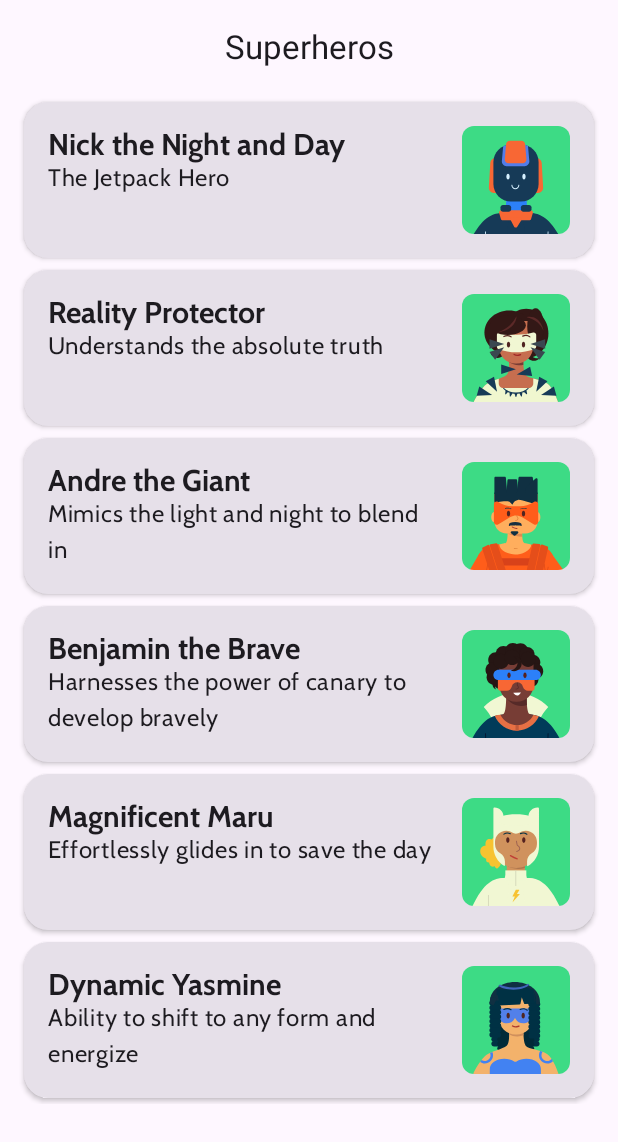
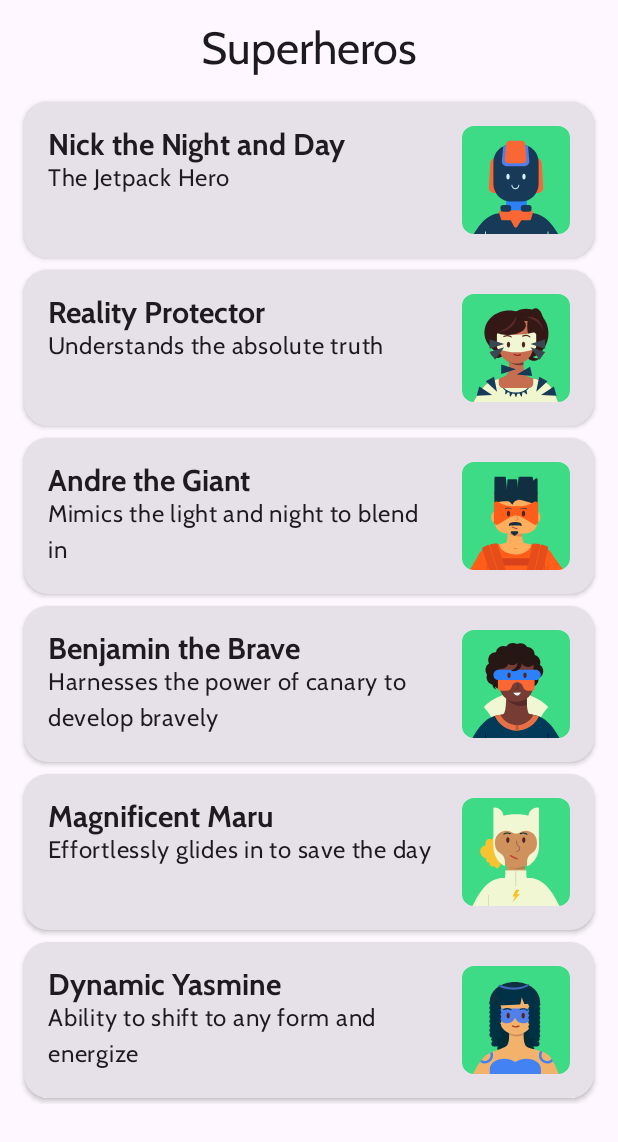
Before and after one commit to Jaehwa-Noh/Practice-Superheroes-app, an Android app built with Jetpack Compose: the screen it shows after launch (MainActivity), on a phone screen of 412 x 824 dp. Shown: the top 1142 px of the screen. Run offline under Robolectric (Android 15) with nearby library versions, the phone set to English and light mode, and no system bars.

Commit message:
Top App bar text style change.

```diff
--- a/Compose-Superheros/app/src/main/java/com/example/superheros/MainActivity.kt
+++ b/Compose-Superheros/app/src/main/java/com/example/superheros/MainActivity.kt
@@ -39,11 +39,16 @@ fun HeroesApp(modifier: Modifier = Modifier) {
     Scaffold(
         topBar = {
             CenterAlignedTopAppBar(
-                title = { Text(stringResource(id = R.string.app_name)) }
+                title = {
+                    Text(
+                        stringResource(id = R.string.app_name),
+                        style = MaterialTheme.typography.displayLarge
+                    )
+                }
             )
         },
         modifier = modifier
-    ) { it ->
+    ) {
         HeroesList(modifier = Modifier, contentPadding = it)
     }
 
```
